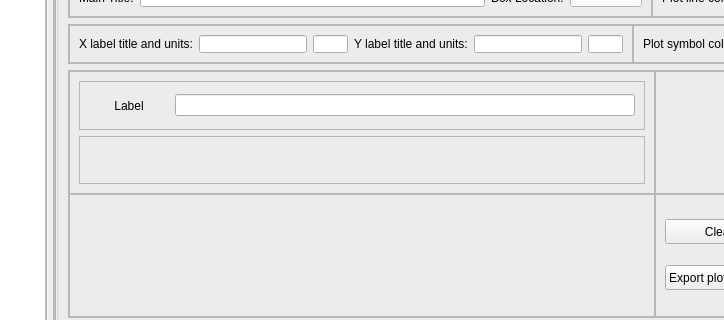
The window that gui/uis/pages/main_pages.ui (almogze/PSI) describes before a commit, drawn with Qt 5; both pictures show x 377 to 1101 and y 85 to 405 of the 1228 by 871 pixel window.
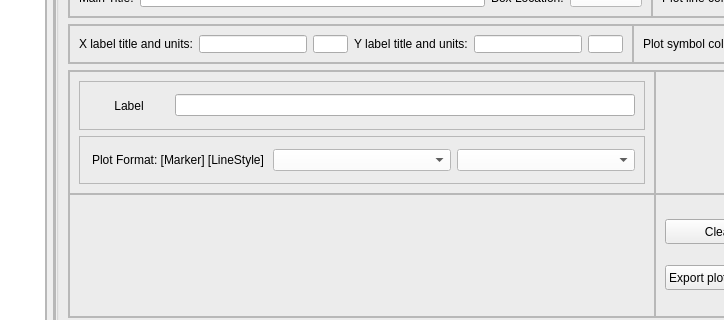
The same window after the commit. The open tabs and pages were chosen to show the change. Custom widgets are drawn as their Qt base class.

Commit message: atom page to analysis page

```diff
--- a/gui/uis/pages/main_pages.ui
+++ b/gui/uis/pages/main_pages.ui
@@ -3918,6 +3918,40 @@
                                  <property name="frameShadow">
                                   <enum>QFrame::Raised</enum>
                                  </property>
+                                 <layout class="QHBoxLayout" name="horizontalLayout_75">
+                                  <item>
+                                   <widget class="QLabel" name="label_68">
+                                    <property name="minimumSize">
+                                     <size>
+                                      <width>80</width>
+                                      <height>0</height>
+                                     </size>
+                                    </property>
+                                    <property name="text">
+                                     <string>Plot Format: [Marker] [LineStyle]</string>
+                                    </property>
+                                    <property name="alignment">
+                                     <set>Qt::AlignCenter</set>
+                                    </property>
+                                   </widget>
+                                  </item>
+                                  <item>
+                                   <widget class="QComboBox" name="comboBox_analysis_plot_marker">
+                                    <property name="styleSheet">
+                                     <string notr="true">color: rgb(0, 0, 0);
+background-color: rgb(255, 255, 255);</string>
+                                    </property>
+                                   </widget>
+                                  </item>
+                                  <item>
+                                   <widget class="QComboBox" name="comboBox_analysis_plot_lineStyle">
+                                    <property name="styleSheet">
+                                     <string notr="true">color: rgb(0, 0, 0);
+background-color: rgb(255, 255, 255);</string>
+                                    </property>
+                                   </widget>
+                                  </item>
+                                 </layout>
                                 </widget>
                                </item>
                               </layout>
```
Left out of the diff: 4 changed lines with no effect on the pictures. The commit also changes 16 other files.
